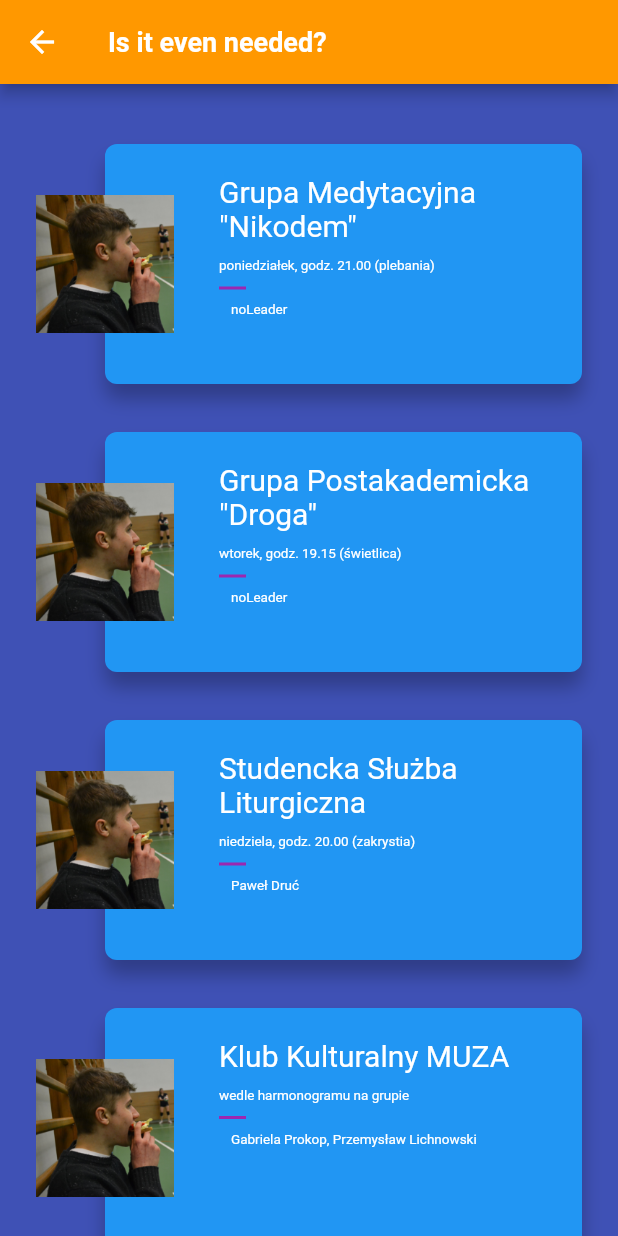
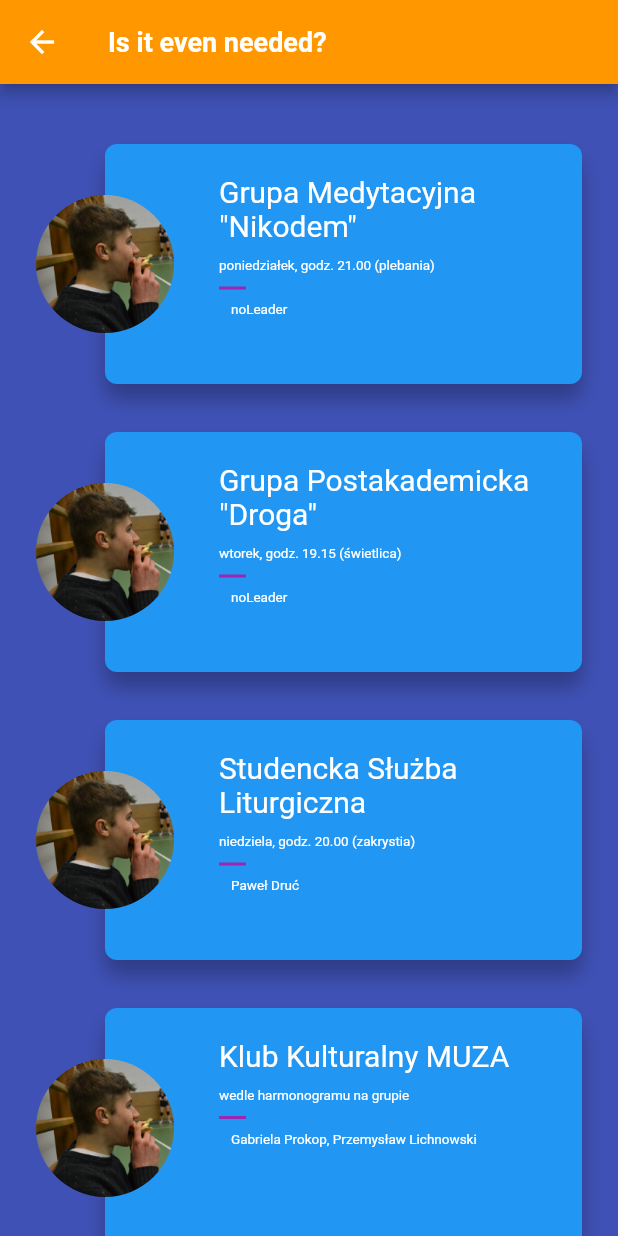
Before and after one commit to TakiBart/SandalApp, a Flutter app: the GroupsPage screen opened directly, on a phone screen of 412 x 824 dp. Run offline on Flutter 3.47's test engine with Material 2 defaults, Android fonts, the phone set to English and light mode, and no system bars; network calls fail.

Commit message:
Changed CircleAvatars to circle-shaped Containers. Some minor design changes.

```diff
--- a/sandal_app/lib/GroupSummary.dart
+++ b/sandal_app/lib/GroupSummary.dart
@@ -93,10 +93,16 @@ class GroupSummary extends StatelessWidget {
           .center,
       child: new Hero(
         tag: "group-hero-${group.id}",
-        child: Image(
-          image: new AssetImage(group.image),
+        child: Container(
           height: 92.0,
           width: 92.0,
+          decoration: new BoxDecoration(
+            shape: BoxShape.circle,
+            image: new DecorationImage(
+              image: new AssetImage(group.image),
+              fit: BoxFit.fill,
+            ),
+          ),
         ),
       ),
     );
```
Also changed, not shown: sandal_app/lib/main.dart (+16 -14 lines), sandal_app/lib/tempSubMenu.dart (+26 -10 lines).
